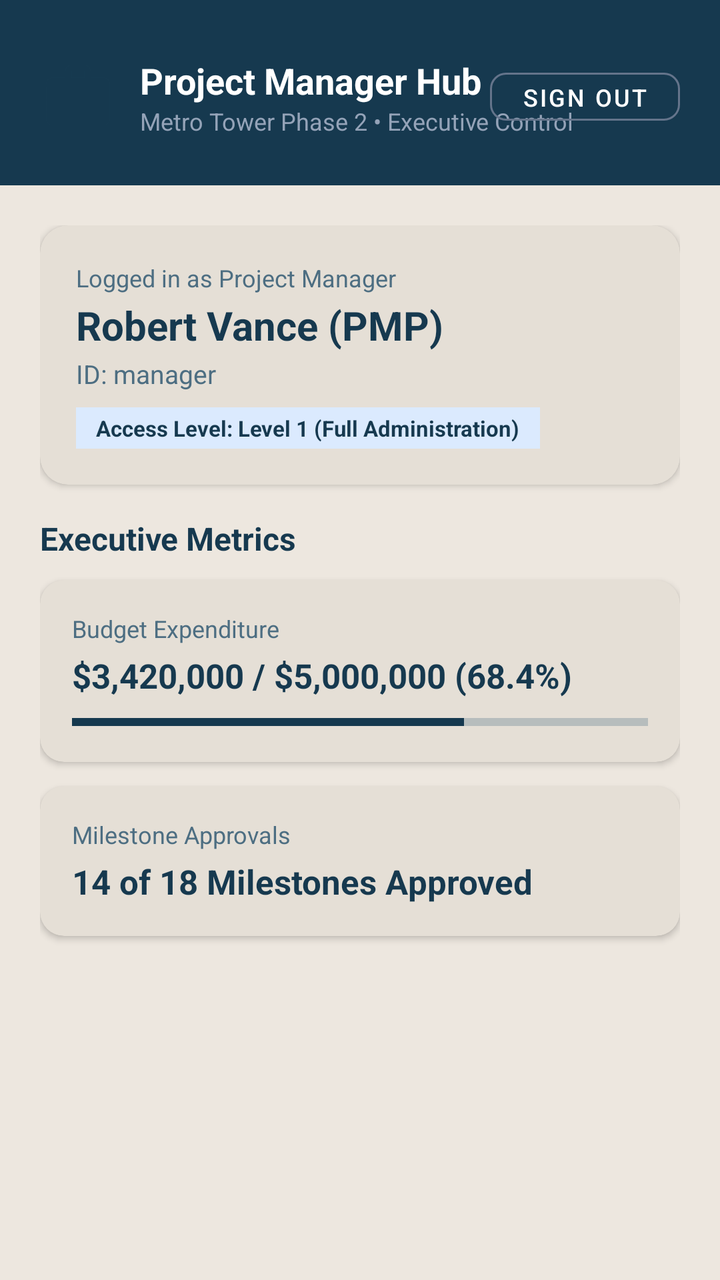
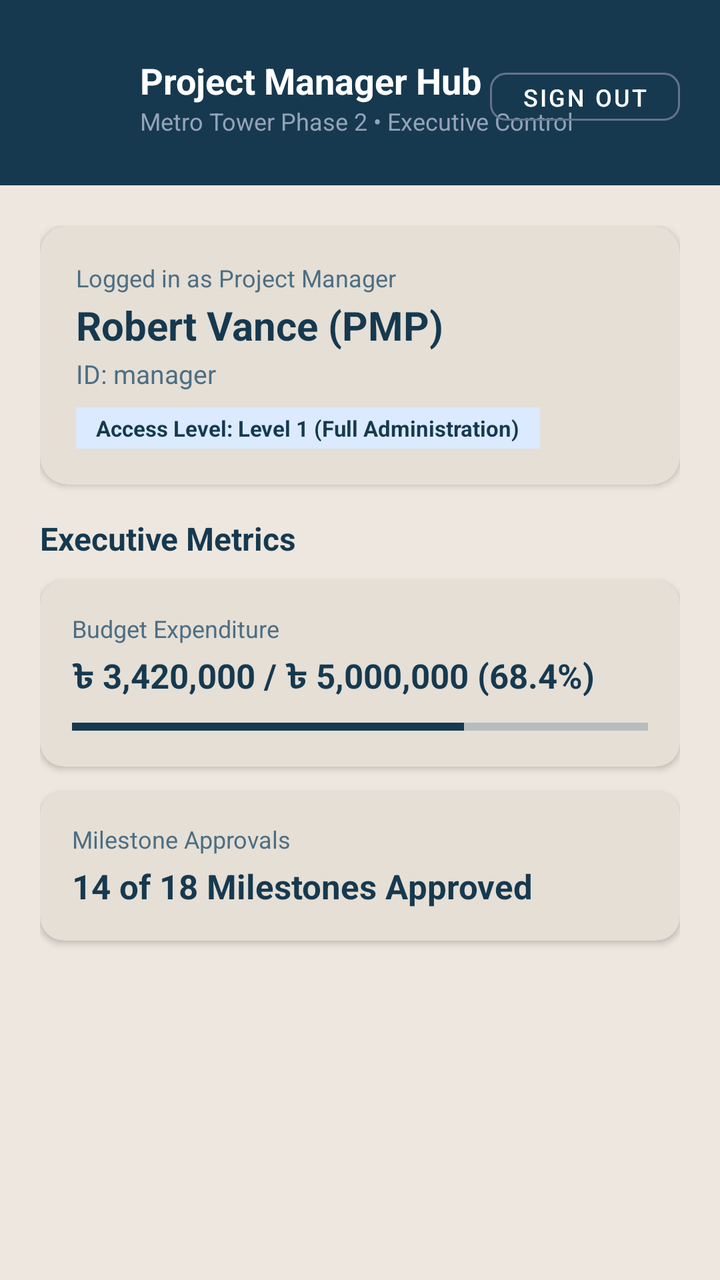

Before-and-after screenshots of an Android layout around one commit, followed by the original layout XML and the change that was made.
<!-- AndroidManifest.xml: application theme Theme.SiteSync -->
<!-- res/layout/activity_manager_dashboard.xml -->
<?xml version="1.0" encoding="utf-8"?>
<LinearLayout xmlns:android="http://schemas.android.com/apk/res/android"
    xmlns:app="http://schemas.android.com/apk/res-auto"
    android:layout_width="match_parent"
    android:layout_height="match_parent"
    android:background="@color/brand_background"
    android:orientation="vertical">

    
    <LinearLayout
        android:layout_width="match_parent"
        android:layout_height="wrap_content"
        android:background="@color/brand_primary"
        android:orientation="vertical"
        android:paddingStart="20dp"
        android:paddingTop="28dp"
        android:paddingEnd="20dp"
        android:paddingBottom="24dp">

        <RelativeLayout
            android:layout_width="match_parent"
            android:layout_height="wrap_content">

            <ImageView
                android:id="@+id/managerLogo"
                android:layout_width="38dp"
                android:layout_height="38dp"
                android:layout_alignParentStart="true"
                android:layout_centerVertical="true"
                android:src="@drawable/ic_manager"
                app:tint="@color/brand_accent" />

            <LinearLayout
                android:layout_width="wrap_content"
                android:layout_height="wrap_content"
                android:layout_centerVertical="true"
                android:layout_marginStart="12dp"
                android:layout_toEndOf="@id/managerLogo"
                android:orientation="vertical">

                <TextView
                    android:layout_width="wrap_content"
                    android:layout_height="wrap_content"
                    android:text="Project Manager Hub"
                    android:textColor="@color/white"
                    android:textSize="18sp"
                    android:textStyle="bold" />

                <TextView
                    android:layout_width="wrap_content"
                    android:layout_height="wrap_content"
                    android:text="Metro Tower Phase 2 • Executive Control"
                    android:textColor="#94A3B8"
                    android:textSize="12sp" />
            </LinearLayout>

            <com.google.android.material.button.MaterialButton
                android:id="@+id/btnSignOutManager"
                style="@style/Widget.MaterialComponents.Button.OutlinedButton"
                android:layout_width="wrap_content"
                android:layout_height="36dp"
                android:layout_alignParentEnd="true"
                android:layout_centerVertical="true"
                android:text="Sign Out"
                android:textColor="@color/white"
                android:textSize="12sp"
                app:cornerRadius="8dp"
                app:strokeColor="#64748B" />
        </RelativeLayout>
    </LinearLayout>

    <ScrollView
        android:layout_width="match_parent"
        android:layout_height="match_parent"
        android:padding="20dp">

        <LinearLayout
            android:layout_width="match_parent"
            android:layout_height="wrap_content"
            android:orientation="vertical">

            
            <androidx.cardview.widget.CardView
                android:layout_width="match_parent"
                android:layout_height="wrap_content"
                android:layout_marginBottom="16dp"
                app:cardBackgroundColor="@color/brand_surface"
                app:cardCornerRadius="14dp"
                app:cardElevation="2dp">

                <LinearLayout
                    android:layout_width="match_parent"
                    android:layout_height="wrap_content"
                    android:orientation="vertical"
                    android:padding="18dp">

                    <TextView
                        android:layout_width="wrap_content"
                        android:layout_height="wrap_content"
                        android:text="Logged in as Project Manager"
                        android:textColor="@color/text_secondary"
                        android:textSize="12sp" />

                    <TextView
                        android:id="@+id/tvManagerName"
                        android:layout_width="wrap_content"
                        android:layout_height="wrap_content"
                        android:layout_marginTop="2dp"
                        android:text="Robert Vance (PMP)"
                        android:textColor="@color/text_primary"
                        android:textSize="20sp"
                        android:textStyle="bold" />

                    <TextView
                        android:id="@+id/tvManagerUserId"
                        android:layout_width="wrap_content"
                        android:layout_height="wrap_content"
                        android:layout_marginTop="2dp"
                        android:text="ID: manager"
                        android:textColor="@color/text_secondary"
                        android:textSize="13sp" />

                    <TextView
                        android:layout_width="wrap_content"
                        android:layout_height="wrap_content"
                        android:layout_marginTop="8dp"
                        android:background="#DBEAFE"
                        android:paddingStart="10dp"
                        android:paddingTop="3dp"
                        android:paddingEnd="10dp"
                        android:paddingBottom="3dp"
                        android:text="Access Level: Level 1 (Full Administration)"
                        android:textColor="@color/brand_accent"
                        android:textSize="11sp"
                        android:textStyle="bold" />
                </LinearLayout>
            </androidx.cardview.widget.CardView>

            
            <TextView
                android:layout_width="wrap_content"
                android:layout_height="wrap_content"
                android:layout_marginBottom="10dp"
                android:text="Executive Metrics"
                android:textColor="@color/text_primary"
                android:textSize="16sp"
                android:textStyle="bold" />

            <androidx.cardview.widget.CardView
                android:layout_width="match_parent"
                android:layout_height="wrap_content"
                android:layout_marginBottom="12dp"
                app:cardBackgroundColor="@color/brand_surface"
                app:cardCornerRadius="12dp"
                app:cardElevation="2dp">

                <LinearLayout
                    android:layout_width="match_parent"
                    android:layout_height="wrap_content"
                    android:orientation="vertical"
                    android:padding="16dp">

                    <TextView
                        android:layout_width="wrap_content"
                        android:layout_height="wrap_content"
                        android:text="Budget Expenditure"
                        android:textColor="@color/text_secondary"
                        android:textSize="12sp" />

                    <TextView
                        android:layout_width="wrap_content"
                        android:layout_height="wrap_content"
                        android:layout_marginTop="4dp"
                        android:text="$3,420,000 / $5,000,000 (68.4%)"
                        android:textColor="@color/text_primary"
                        android:textSize="17sp"
                        android:textStyle="bold" />

                    <ProgressBar
                        style="?android:attr/progressBarStyleHorizontal"
                        android:layout_width="match_parent"
                        android:layout_height="8dp"
                        android:layout_marginTop="8dp"
                        android:progress="68"
                        android:progressTint="@color/brand_accent" />
                </LinearLayout>
            </androidx.cardview.widget.CardView>

            <androidx.cardview.widget.CardView
                android:layout_width="match_parent"
                android:layout_height="wrap_content"
                android:layout_marginBottom="12dp"
                app:cardBackgroundColor="@color/brand_surface"
                app:cardCornerRadius="12dp"
                app:cardElevation="2dp">

                <LinearLayout
                    android:layout_width="match_parent"
                    android:layout_height="wrap_content"
                    android:orientation="vertical"
                    android:padding="16dp">

                    <TextView
                        android:layout_width="wrap_content"
                        android:layout_height="wrap_content"
                        android:text="Milestone Approvals"
                        android:textColor="@color/text_secondary"
                        android:textSize="12sp" />

                    <TextView
                        android:layout_width="wrap_content"
                        android:layout_height="wrap_content"
                        android:layout_marginTop="4dp"
                        android:text="14 of 18 Milestones Approved"
                        android:textColor="@color/text_primary"
                        android:textSize="17sp"
                        android:textStyle="bold" />
                </LinearLayout>
            </androidx.cardview.widget.CardView>
        </LinearLayout>
    </ScrollView>
</LinearLayout>
<!-- resources referenced by this layout -->
<resources>
  <color name="brand_accent">#16394F</color>
  <color name="brand_background">#EDE7DF</color>
  <color name="brand_primary">#16394F</color>
  <color name="brand_surface">#E5DFD6</color>
  <color name="text_primary">#16394F</color>
  <color name="text_secondary">#4D6E82</color>
  <color name="white">#FFFFFFFF</color>
  <!-- drawable ic_manager (drawable) -->
  <vector xmlns:android="http://schemas.android.com/apk/res/android"
      android:width="32dp"
      android:height="32dp"
      android:viewportWidth="24"
      android:viewportHeight="24">
      <path
          android:fillColor="#2563EB"
          android:pathData="M20,6h-4V4c0,-1.11 -0.89,-2 -2,-2h-4c-1.11,0 -2,0.89 -2,2v2H4c-1.11,0 -1.99,0.89 -1.99,2L2,19c0,1.11 0.89,2 2,2h16c1.11,0 2,-0.89 2,-2V8c0,-1.11 -0.89,-2 -2,-2zm-6,0h-4V4h4v2z" />
  </vector>
  <style name="Theme.SiteSync" parent="Theme.MaterialComponents.NoActionBar">
          
          <item name="android:windowBackground">@color/warm_ash_base</item>
          <item name="colorSurface">@color/warm_ash_surface</item>
          <item name="android:colorBackground">@color/warm_ash_base</item>
  
          
          <item name="colorPrimary">@color/oxide_blue_primary</item>
          <item name="colorPrimaryVariant">@color/oxide_blue_dark</item>
          <item name="colorOnPrimary">@color/text_on_oxide_white</item>
  
          
          <item name="colorSecondary">@color/oxide_blue_primary</item>
          <item name="colorSecondaryVariant">@color/oxide_blue_light</item>
          <item name="colorOnSecondary">@color/text_on_oxide_white</item>
  
          
          <item name="android:statusBarColor">@color/warm_ash_base</item>
          <item name="android:navigationBarColor">@color/warm_ash_base</item>
          <item name="android:windowLightStatusBar" tools:targetApi="m">true</item>
          <item name="android:windowLightNavigationBar" tools:targetApi="o_mr1">true</item>
  
          
          <item name="cardBackgroundColor">@color/warm_ash_surface</item>
          <item name="strokeColor">@color/stroke_oxide_blue</item>
          <item name="strokeWidth">1.5dp</item>
          <item name="cornerRadius">20dp</item>
  
          
          <item name="android:textColorPrimary">@color/text_oxide_primary</item>
          <item name="android:textColorSecondary">@color/text_oxide_secondary</item>
          <item name="android:textColorTertiary">@color/text_oxide_muted</item>
          <item name="android:textColorHint">@color/text_oxide_muted</item>
          <item name="editTextColor">@color/text_oxide_primary</item>
      </style>
  <color name="warm_ash_base">#EDE7DF</color>
  <color name="warm_ash_surface">#E5DFD6</color>
  <color name="oxide_blue_primary">#16394F</color>
  <color name="oxide_blue_dark">#0E2636</color>
  <color name="text_on_oxide_white">#FFFFFF</color>
  <color name="oxide_blue_light">#24526E</color>
  <color name="stroke_oxide_blue">#16394F</color>
  <color name="text_oxide_primary">#16394F</color>
  <color name="text_oxide_secondary">#4D6E82</color>
  <color name="text_oxide_muted">#7E98A8</color>
</resources>

<!-- the commit's change to res/layout/activity_manager_dashboard.xml (unified diff, before → after) -->
@@ -171,7 +171,7 @@
                         android:layout_width="wrap_content"
                         android:layout_height="wrap_content"
                         android:layout_marginTop="4dp"
-                        android:text="$3,420,000 / $5,000,000 (68.4%)"
+                        android:text="৳ 3,420,000 / ৳ 5,000,000 (68.4%)"
                         android:textColor="@color/text_primary"
                         android:textSize="17sp"
                         android:textStyle="bold" />
